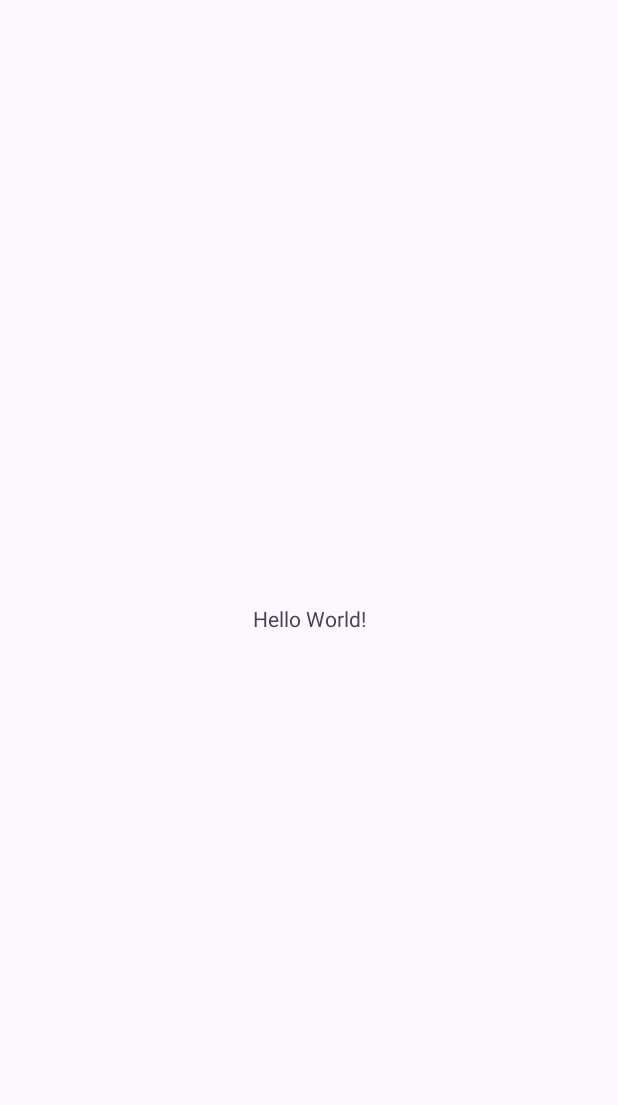
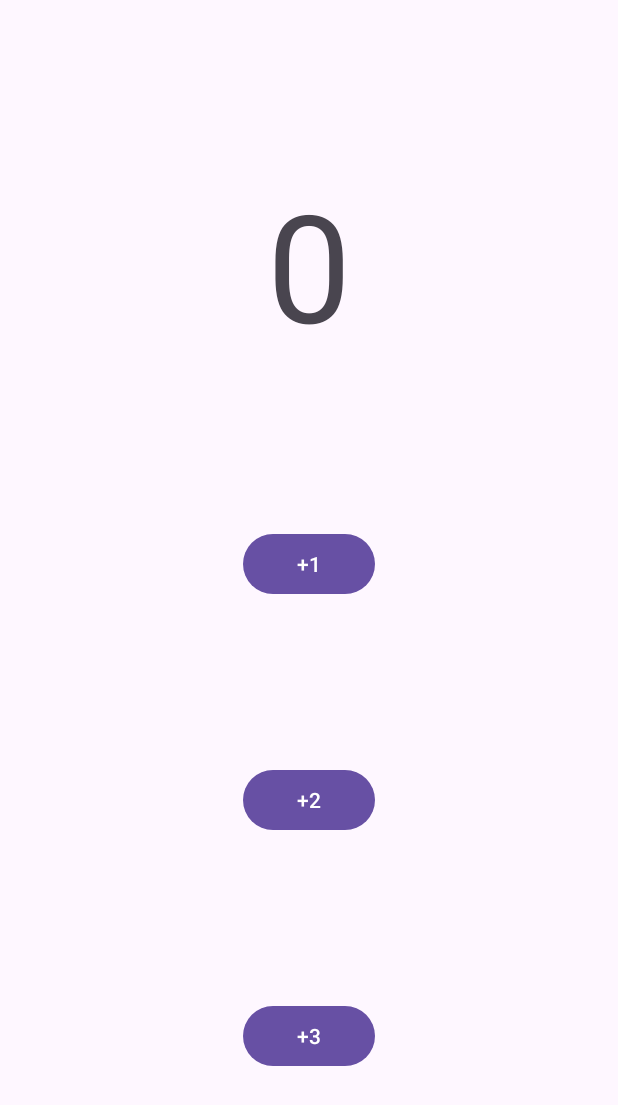
Before and after one commit to f4Mythical/lek9_koszykowka, an Android app: the screen it shows after launch (MainActivity), on a phone screen of 412 x 824 dp. Before the commit the part shown is almost empty. Shown: the top 1105 px of the screen. Run offline under Robolectric (Android 15) with nearby library versions, the phone set to English and light mode, and no system bars.

Commit message:
wyglad korzystajac z sprezynek, nie stosuj kodu! wygodniej bedzie klikajac

```diff
--- a/app/build.gradle.kts
+++ b/app/build.gradle.kts
@@ -24,6 +24,9 @@ android {
                 "proguard-rules.pro"
             )
         }
+        buildFeatures{
+            viewBinding = true
+        }
     }
     compileOptions {
         sourceCompatibility = JavaVersion.VERSION_11
--- a/app/src/main/res/layout/activity_main.xml
+++ b/app/src/main/res/layout/activity_main.xml
@@ -8,12 +8,54 @@
     tools:context=".MainActivity">
 
     <TextView
+        android:id="@+id/textViewLicznik"
         android:layout_width="wrap_content"
         android:layout_height="wrap_content"
-        android:text="Hello World!"
-        app:layout_constraintBottom_toBottomOf="parent"
+        android:text="0"
+        android:textSize="100sp"
+        app:layout_constraintBottom_toTopOf="@id/buttonPlus1"
         app:layout_constraintEnd_toEndOf="parent"
         app:layout_constraintStart_toStartOf="parent"
-        app:layout_constraintTop_toTopOf="parent" />
+        app:layout_constraintTop_toTopOf="parent"
+
+        />
+
+    <Button
+        android:id="@+id/buttonPlus1"
+        android:layout_width="wrap_content"
+        android:layout_height="wrap_content"
+        android:text="+1"
+        tools:layout_editor_absoluteX="16dp"
+        tools:layout_editor_absoluteY="43dp"
+        app:layout_constraintStart_toStartOf="parent"
+        app:layout_constraintEnd_toEndOf="parent"
+        app:layout_constraintTop_toBottomOf="@id/textViewLicznik"
+        app:layout_constraintBottom_toTopOf="@id/buttonPlus2"
+        />
+
+    <Button
+        android:id="@+id/buttonPlus2"
+        android:layout_width="wrap_content"
+        android:layout_height="wrap_content"
+        android:text="+2"
+        tools:layout_editor_absoluteX="35dp"
+        tools:layout_editor_absoluteY="79dp"
+        app:layout_constraintStart_toStartOf="@id/buttonPlus1"
+        app:layout_constraintTop_toBottomOf="@id/buttonPlus1"
+        app:layout_constraintBottom_toTopOf="@id/buttonPlus3"
+        />
+
+    <Button
+        android:id="@+id/buttonPlus3"
+        android:layout_width="wrap_content"
+        android:layout_height="wrap_content"
+        android:text="+3"
+        tools:layout_editor_absoluteX="16dp"
+        tools:layout_editor_absoluteY="151dp"
+        app:layout_constraintStart_toStartOf="@id/buttonPlus1"
+        app:layout_constraintTop_toBottomOf="@id/buttonPlus2"
+        app:layout_constraintBottom_toBottomOf="parent"
+
+        />
 
 </androidx.constraintlayout.widget.ConstraintLayout>
```
